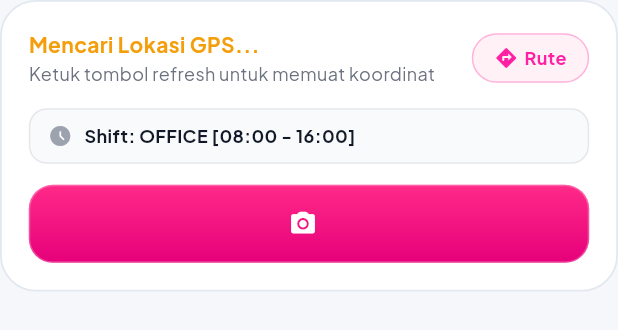
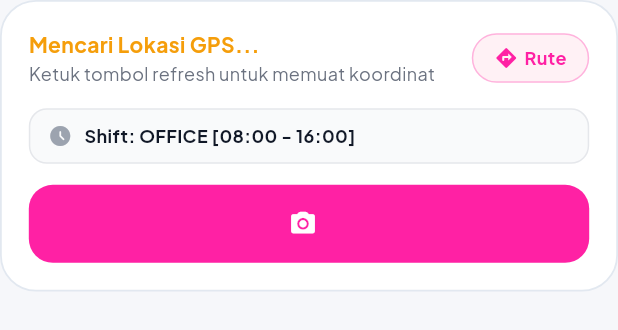
Before and after one commit to anywindo/KiranaPeople-Flutter, a Flutter app: the MapAttendanceActionCard widget shown alone on an empty page, opened directly with empty values, on a phone screen of 412 x 824 dp. Shown: the top 330 px of the screen. Run offline on Flutter 3.47's test engine with Material 3 defaults, Android fonts, the phone set to English and light mode, and no system bars; our stand-ins replace cached_network_image, camera, connectivity_plus, dio, flutter_cache_manager, flutter_image_compress and 13 more; missing offline and left inert: google_mlkit_face_detection; accounts and stored records are empty; network calls fail.

Commit message:
style: remove gradient on action and interactive buttons

```diff
--- a/lib/features/map/widgets/map_attendance_action_card.dart
+++ b/lib/features/map/widgets/map_attendance_action_card.dart
@@ -241,26 +241,10 @@ class MapAttendanceActionCard extends StatelessWidget {
               hapticType: BouncingHapticType.none,
               child: Container(
                 decoration: BoxDecoration(
-                  gradient: isActionDisabled
-                      ? null
-                      : const LinearGradient(
-                          begin: Alignment.topCenter,
-                          end: Alignment.bottomCenter,
-                          colors: [
-                            Color(0xFFFF2A88),
-                            Color(0xFFE6007A),
-                          ],
-                        ),
                   color: isActionDisabled
                       ? (isDark ? const Color(0xFF334155) : const Color(0xFFE5E7EB))
-                      : null,
+                      : AppColors.primary,
                   borderRadius: BorderRadius.circular(16),
-                  border: isActionDisabled
-                      ? null
-                      : Border.all(
-                          color: Colors.white.withValues(alpha: 0.25),
-                          width: 1,
-                        ),
                 ),
                 alignment: Alignment.center,
                 child: Row(
```
Also changed, not shown: lib/features/attendance/widgets/attendance_action_button.dart (+1 -12 lines), lib/features/profile/widgets/profile_header_banner.dart (+1 -8 lines).
